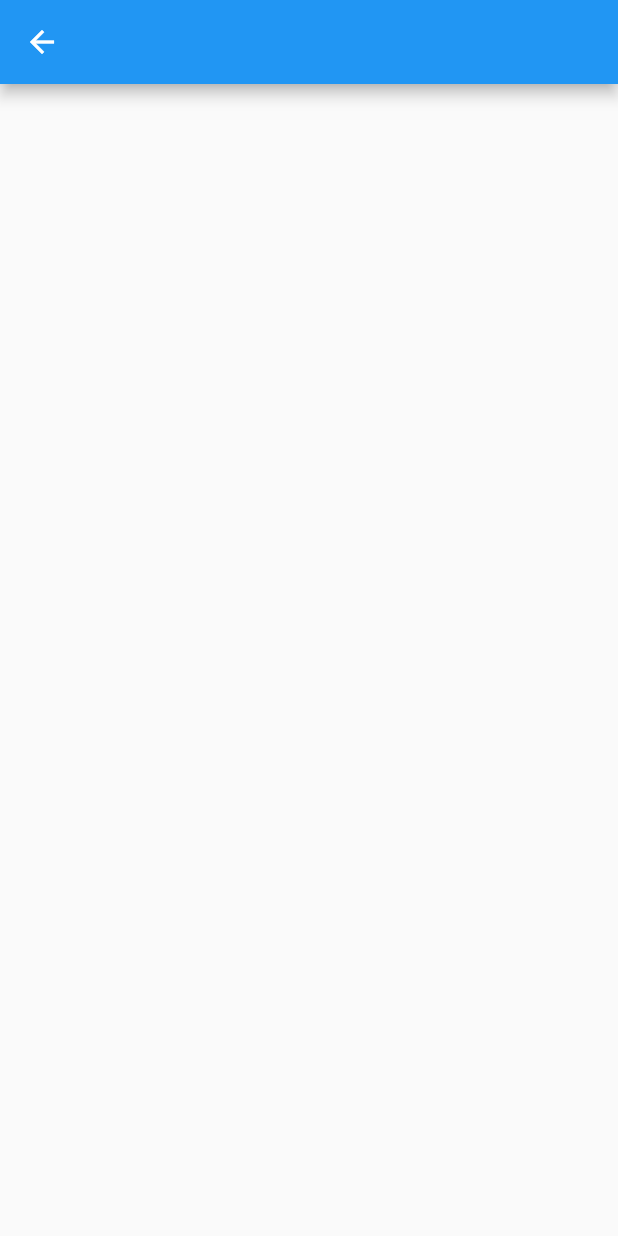
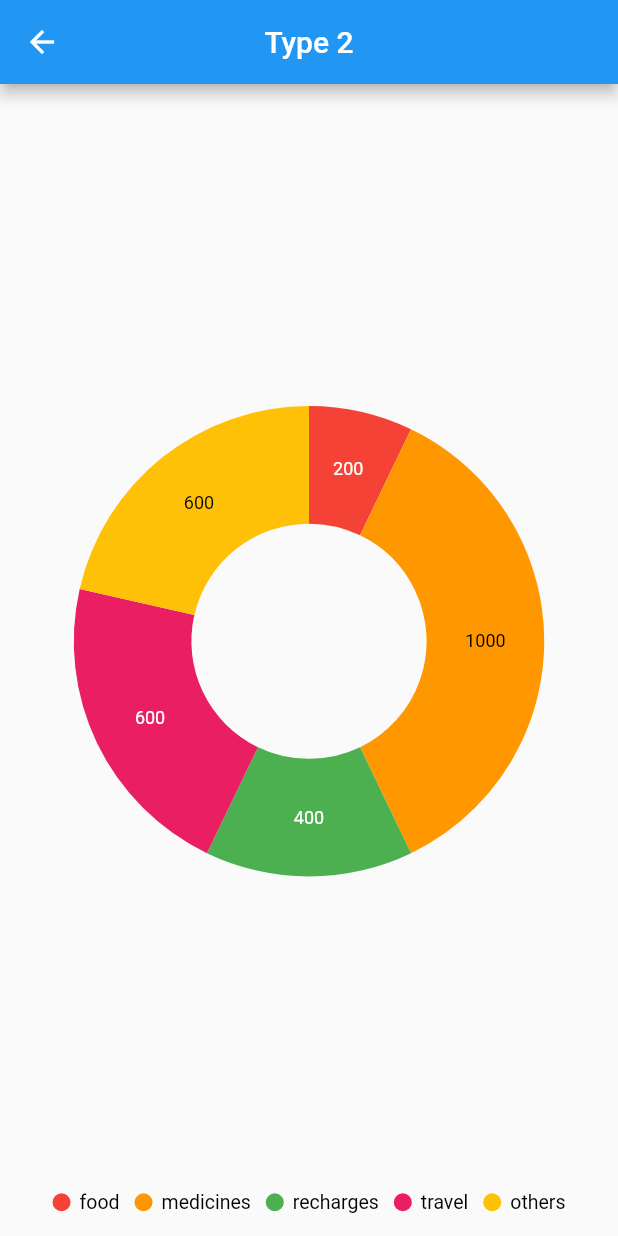
Before and after one commit to Rohit-Kushwaha/Pie_chart_sample, a Flutter app: the Type2 screen opened by its route, on a phone screen of 412 x 824 dp. Run offline on Flutter 3.47's test engine with Material 2 defaults, Android fonts, the phone set to English and light mode, and no system bars; our stand-ins replace syncfusion_flutter_charts.

Commit message:
type2WithJsonMapping

```diff
--- /dev/null
+++ b/pie_chart_sample/assets/json/type3.json
@@ -0,0 +1,15 @@
+{
+  "Budget": [
+    {
+      "MoneyLeft": [
+        -2000.345
+      ],
+
+      "food" : 200.0,
+      "recharges" : 400.0,
+      "travel" : 600.0,
+      "medicine" : 1000.0,
+      "others" : 600.0
+    }
+  ]
+}
--- /dev/null
+++ b/pie_chart_sample/lib/model/type2.dart
@@ -0,0 +1,61 @@
+// To parse this JSON data, do
+//
+//     final type2Model = type2ModelFromJson(jsonString);
+
+import 'dart:convert';
+
+Type2Model type2ModelFromJson(String str) => Type2Model.fromJson(json.decode(str));
+
+String type2ModelToJson(Type2Model data) => json.encode(data.toJson());
+
+class Type2Model {
+    Type2Model({
+        required this.budget,
+    });
+
+    final List<Budget> budget;
+
+    factory Type2Model.fromJson(Map<String, dynamic> json) => Type2Model(
+        budget: List<Budget>.from(json["Budget"].map((x) => Budget.fromJson(x))),
+    );
+
+    Map<String, dynamic> toJson() => {
+        "Budget": List<dynamic>.from(budget.map((x) => x.toJson())),
+    };
+}
+
+class Budget {
+    Budget({
+         this.moneyLeft,
+         this.food,
+         this.recharges,
+         this.travel,
+         this.medicine,
+         this.others,
+    });
+
+    final List<double>? moneyLeft;
+    final double? food;
+    final double? recharges;
+    final double? travel;
+    final double? medicine;
+    final double? others;
+
+    factory Budget.fromJson(Map<String, dynamic> json) => Budget(
+        moneyLeft: List<double>.from(json["MoneyLeft"].map((x) => x)),
+        food: json["food"],
+        recharges: json["recharges"],
+        travel: json["travel"],
+        medicine: json["medicine"],
+        others: json["others"],
+    );
+
+    Map<String, dynamic> toJson() => {
+        "MoneyLeft": List<dynamic>.from(moneyLeft!.map((x) => x)),
+        "food": food,
+        "recharges": recharges,
+        "travel": travel,
+        "medicine": medicine,
+        "others": others,
+    };
+}
--- a/pie_chart_sample/lib/screens/type2.dart
+++ b/pie_chart_sample/lib/screens/type2.dart
@@ -1,4 +1,6 @@
 import 'package:flutter/material.dart';
+import 'package:flutter/services.dart';
+import 'package:pie_chart_sample/model/type2.dart';
 import 'package:syncfusion_flutter_charts/charts.dart';
 
 import '../constant/constant.dart';
@@ -11,20 +13,87 @@ class Type2 extends StatefulWidget {
 }
 
 class _Type2State extends State<Type2> {
-
-  late TooltipBehavior tooltipBehavior;
+  late TooltipBehavior _tooltipBehavior;
 
   @override
   void initState() {
-   tooltipBehavior = TooltipBehavior(enable: true);
+    _tooltipBehavior = TooltipBehavior(enable: true);
+    _readData();
     super.initState();
   }
+
   @override
   Widget build(BuildContext context) {
     return SafeArea(
         child: Scaffold(
-      appBar: AppBar(),
+      appBar: AppBar(
+        centerTitle: true,
+        title: Text(typeTwoText),
+      ),
+      body: FutureBuilder<Type2Model>(
+        future: _readData(),
+        builder: (context, snapshot) {
+          var data = snapshot.data;
+          if (snapshot.hasData) {
+            return SfCircularChart(
+              legend: Legend(isVisible: true),
+              //custom color
+              palette: [
+                redColor,
+                orangeColor,
+                greenColor,
+                pinkColor,
+                amberColor
+              ],
+              tooltipBehavior: _tooltipBehavior,
 
+              series: _getDefaultDonutSeries(data),
+            );
+          } else if (snapshot.hasError) {
+            return const Center(
+              child: Text("Something went wrong"),
+            );
+          } else {
+            return const Center(child: CircularProgressIndicator());
+          }
+        },
+      ),
     ));
   }
+
+  Future<Type2Model> _readData() async {
+    final jsonString = await rootBundle.loadString("assets/json/type3.json");
+    final jsonResponse = type2ModelFromJson(jsonString);
+    return jsonResponse;
+  }
+
+  List<DoughnutSeries<DataFromJson, String>> _getDefaultDonutSeries(
+      Type2Model? data) {
+    return <DoughnutSeries<DataFromJson, String>>[
+      DoughnutSeries<DataFromJson, String>(
+        // giving radius size according to the screen
+        radius: "80%",
+        enableTooltip: true,
+        dataSource: [
+          DataFromJson("food" ,  data!.budget[0].food),
+          DataFromJson("medicines" ,  data.budget[0].medicine),
+          DataFromJson("recharges" , data.budget[0].recharges),
+          DataFromJson("travel" ,  data.budget[0].travel),
+          DataFromJson("others" ,  data.budget[0].others),
+
+        ],
+
+        xValueMapper: (DataFromJson b, _) => b.x,
+        yValueMapper: (DataFromJson b, _) => b.y ,
+        //for visible in circle
+        dataLabelSettings: const DataLabelSettings(isVisible: true),
+      ),
+    ];
+  }
 }
+
+class DataFromJson{
+  DataFromJson(this.x,this.y);
+  final String x;
+  final double? y;
+}
```
Also changed, not shown: pie_chart_sample/pubspec.yaml (+2 -62 lines), pie_chart_sample/assets/json/type2.json (deleted).
